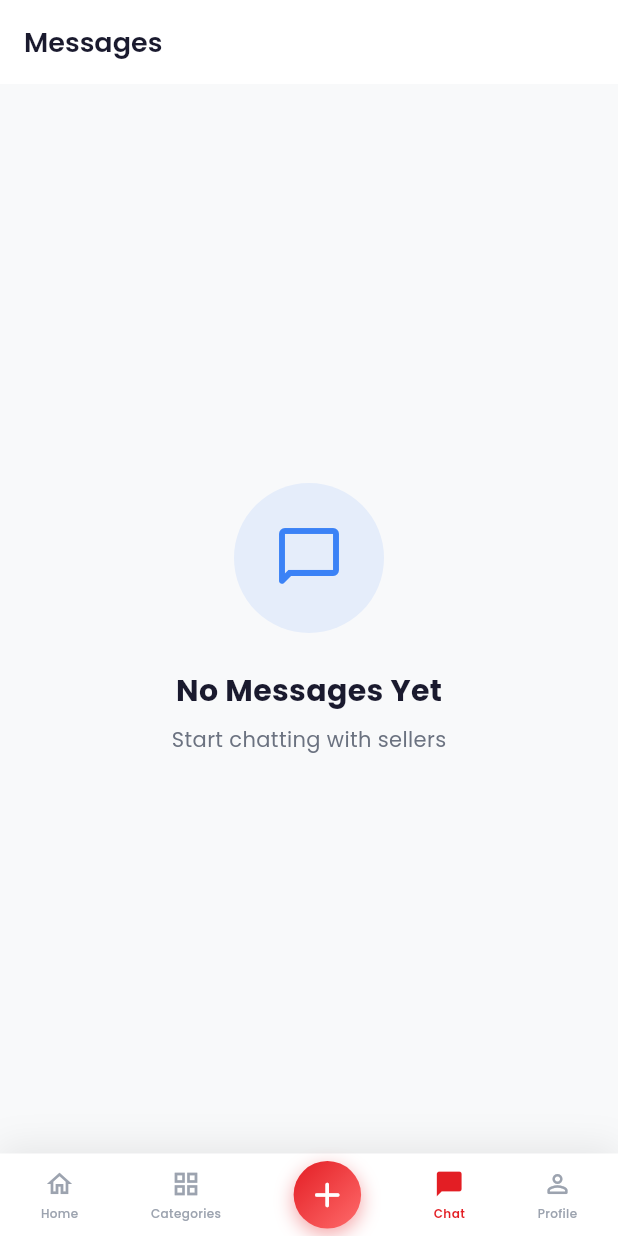
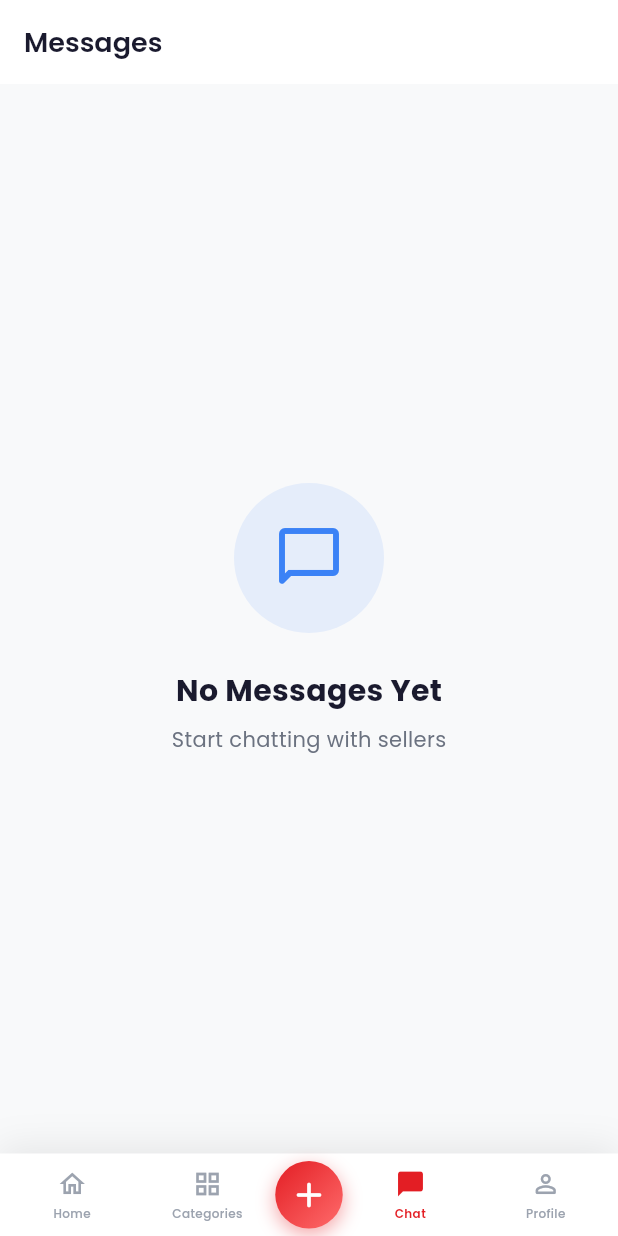
Before and after one commit to LakithWijenayakadev/MO-Marketplace, a Flutter app: the screen it shows after launch, item 4 of the bottom bar chosen, on a phone screen of 412 x 824 dp. Run offline on Flutter 3.47's test engine with Material 3 defaults, Android fonts, the phone set to English and light mode, and no system bars; our stand-ins replace cached_network_image, google_fonts; network calls fail.

Commit message:
padding reduce

```diff
--- a/lib/screens/main_navigation.dart
+++ b/lib/screens/main_navigation.dart
@@ -46,11 +46,11 @@ class _MainNavigationState extends State<MainNavigation> {
             child: Row(
               mainAxisAlignment: MainAxisAlignment.spaceAround,
               children: [
-                _buildNavItem(0, Icons.home_rounded, Icons.home_outlined, 'Home'),
-                _buildNavItem(1, Icons.grid_view_rounded, Icons.grid_view_outlined, 'Categories'),
+                Expanded(child: _buildNavItem(0, Icons.home_rounded, Icons.home_outlined, 'Home')),
+                Expanded(child: _buildNavItem(1, Icons.grid_view_rounded, Icons.grid_view_outlined, 'Categories')),
                 _buildAddButton(),
-                _buildNavItem(3, Icons.chat_bubble_rounded, Icons.chat_bubble_outline_rounded, 'Chat'),
-                _buildNavItem(4, Icons.person_rounded, Icons.person_outline_rounded, 'Profile'),
+                Expanded(child: _buildNavItem(3, Icons.chat_bubble_rounded, Icons.chat_bubble_outline_rounded, 'Chat')),
+                Expanded(child: _buildNavItem(4, Icons.person_rounded, Icons.person_outline_rounded, 'Profile')),
               ],
             ),
           ),
@@ -72,6 +72,7 @@ class _MainNavigationState extends State<MainNavigation> {
         ),
         child: Column(
           mainAxisSize: MainAxisSize.min,
+          mainAxisAlignment: MainAxisAlignment.center,
           children: [
             Icon(
               isActive ? activeIcon : inactiveIcon,
--- a/lib/widgets/category_card.dart
+++ b/lib/widgets/category_card.dart
@@ -31,7 +31,7 @@ class CategoryCard extends StatelessWidget {
       onTap: onTap,
       child: Container(
         width: 85,
-        margin: const EdgeInsets.symmetric(horizontal: 6),
+        margin: const EdgeInsets.symmetric(horizontal: 0),
         child: Column(
           mainAxisAlignment: MainAxisAlignment.center,
           children: [
```
